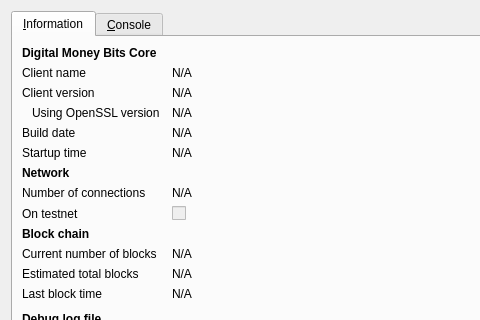
Qt form DigitalMoneyBits-master/src/qt/forms/rpcconsole.ui (DMBcryptocurrency/DMB-project) before a commit; both pictures show x 0 to 480 and y 0 to 320 of the 740 by 450 pixel window.
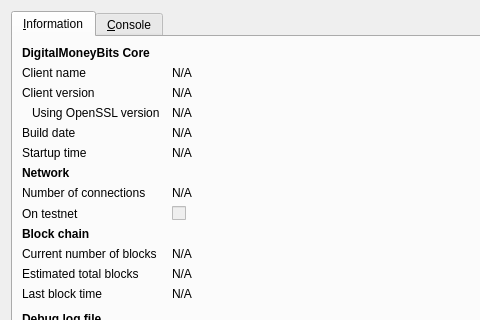
The same form after that commit. Icons and pictures are not drawn.

Patch:
```diff
--- a/DigitalMoneyBits-master/src/qt/forms/rpcconsole.ui
+++ b/DigitalMoneyBits-master/src/qt/forms/rpcconsole.ui
@@ -36,7 +36,7 @@
           </font>
          </property>
          <property name="text">
-          <string>Digital Money Bits Core</string>
+          <string>DigitalMoneyBits Core</string>
          </property>
         </widget>
        </item>
```
Left out of the diff: 6 changed lines with no effect on the pictures.
